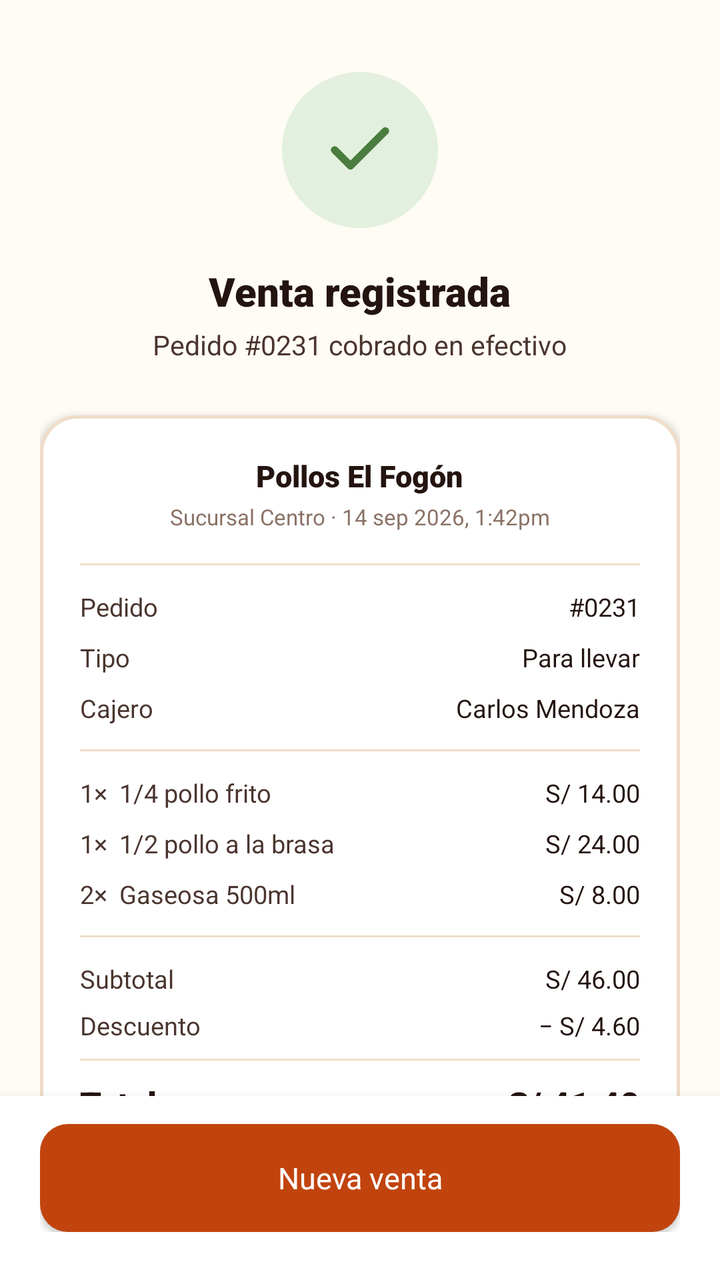
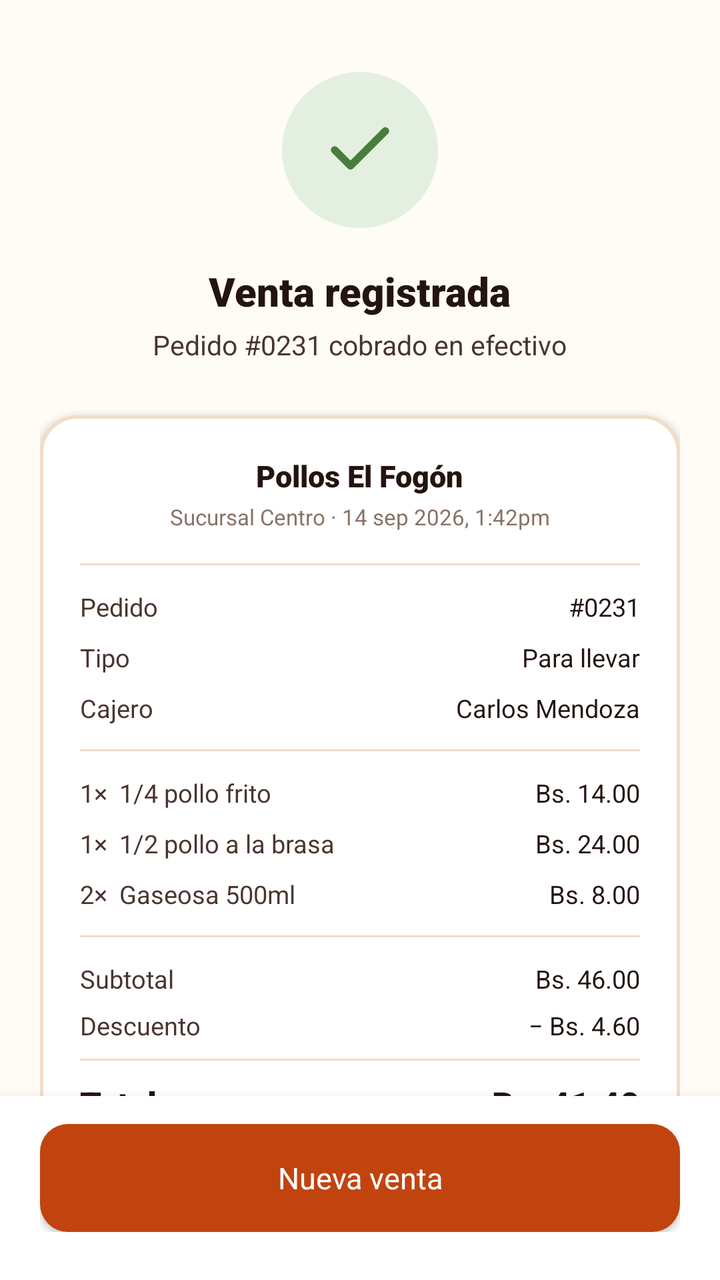

Screens rendered from an Android XML layout before and after an edit, with the pre-edit source and the edit as a unified diff.
<!-- AndroidManifest.xml: application theme Theme.Pollogithub -->
<!-- res/layout/activity_recibo.xml -->
<?xml version="1.0" encoding="utf-8"?>
<androidx.constraintlayout.widget.ConstraintLayout xmlns:android="http://schemas.android.com/apk/res/android"
    xmlns:app="http://schemas.android.com/apk/res-auto"
    xmlns:tools="http://schemas.android.com/tools"
    android:id="@+id/mainRecibo"
    android:layout_width="match_parent"
    android:layout_height="match_parent"
    android:background="@color/paper_50"
    tools:context=".ReciboActivity">

    
    <androidx.core.widget.NestedScrollView
        android:layout_width="match_parent"
        android:layout_height="0dp"
        android:clipToPadding="false"
        android:paddingBottom="20dp"
        app:layout_constraintBottom_toTopOf="@id/footerRecibo"
        app:layout_constraintTop_toTopOf="parent">

        <LinearLayout
            android:layout_width="match_parent"
            android:layout_height="wrap_content"
            android:gravity="center_horizontal"
            android:orientation="vertical"
            android:paddingHorizontal="20dp"
            android:paddingTop="36dp">

            
            <FrameLayout
                android:layout_width="78dp"
                android:layout_height="78dp"
                android:layout_marginBottom="18dp"
                android:background="@drawable/bg_check_circle">

                <ImageView
                    android:layout_width="38dp"
                    android:layout_height="38dp"
                    android:layout_gravity="center"
                    android:contentDescription="@string/title_receipt_success"
                    android:src="@drawable/ic_check_green" />
            </FrameLayout>

            
            <TextView
                android:id="@+id/tvTitleReceipt"
                android:layout_width="wrap_content"
                android:layout_height="wrap_content"
                android:fontFamily="sans-serif-black"
                android:text="@string/title_receipt_success"
                android:textColor="@color/char_900"
                android:textSize="20sp" />

            
            <TextView
                android:id="@+id/tvSubtitleReceipt"
                android:layout_width="wrap_content"
                android:layout_height="wrap_content"
                android:layout_marginTop="4dp"
                android:layout_marginBottom="26dp"
                android:fontFamily="sans-serif"
                android:text="Pedido #0231 cobrado en efectivo"
                android:textColor="@color/char_700"
                android:textSize="13.5sp" />

            
            <LinearLayout
                android:id="@+id/receiptCard"
                android:layout_width="match_parent"
                android:layout_height="wrap_content"
                android:background="@drawable/bg_receipt_card"
                android:elevation="2dp"
                android:orientation="vertical"
                android:padding="20dp">

                
                <LinearLayout
                    android:layout_width="match_parent"
                    android:layout_height="wrap_content"
                    android:gravity="center_horizontal"
                    android:orientation="vertical"
                    android:paddingBottom="16dp">

                    <TextView
                        android:id="@+id/tvReceiptBizName"
                        android:layout_width="wrap_content"
                        android:layout_height="wrap_content"
                        android:fontFamily="sans-serif-black"
                        android:text="@string/receipt_biz_name"
                        android:textColor="@color/char_900"
                        android:textSize="15sp" />

                    <TextView
                        android:id="@+id/tvReceiptMeta"
                        android:layout_width="wrap_content"
                        android:layout_height="wrap_content"
                        android:layout_marginTop="3dp"
                        android:fontFamily="sans-serif"
                        android:text="Sucursal Centro · 14 sep 2026, 1:42pm"
                        android:textColor="@color/char_400"
                        android:textSize="11sp" />
                </LinearLayout>

                <View
                    android:layout_width="match_parent"
                    android:layout_height="1dp"
                    android:background="@color/line_color" />

                
                <LinearLayout
                    android:layout_width="match_parent"
                    android:layout_height="wrap_content"
                    android:orientation="vertical"
                    android:paddingVertical="12dp">

                    <RelativeLayout
                        android:layout_width="match_parent"
                        android:layout_height="wrap_content"
                        android:layout_marginBottom="8dp">

                        <TextView
                            android:layout_width="wrap_content"
                            android:layout_height="wrap_content"
                            android:fontFamily="sans-serif"
                            android:text="@string/receipt_label_order"
                            android:textColor="@color/char_700"
                            android:textSize="12.5sp" />

                        <TextView
                            android:id="@+id/tvReceiptOrderNum"
                            android:layout_width="wrap_content"
                            android:layout_height="wrap_content"
                            android:layout_alignParentEnd="true"
                            android:fontFamily="sans-serif-bold"
                            android:text="#0231"
                            android:textColor="@color/char_900"
                            android:textSize="12.5sp" />
                    </RelativeLayout>

                    <RelativeLayout
                        android:layout_width="match_parent"
                        android:layout_height="wrap_content"
                        android:layout_marginBottom="8dp">

                        <TextView
                            android:layout_width="wrap_content"
                            android:layout_height="wrap_content"
                            android:fontFamily="sans-serif"
                            android:text="@string/receipt_label_type"
                            android:textColor="@color/char_700"
                            android:textSize="12.5sp" />

                        <TextView
                            android:id="@+id/tvReceiptOrderType"
                            android:layout_width="wrap_content"
                            android:layout_height="wrap_content"
                            android:layout_alignParentEnd="true"
                            android:fontFamily="sans-serif-bold"
                            android:text="@string/receipt_type_takeaway"
                            android:textColor="@color/char_900"
                            android:textSize="12.5sp" />
                    </RelativeLayout>

                    <RelativeLayout
                        android:layout_width="match_parent"
                        android:layout_height="wrap_content">

                        <TextView
                            android:layout_width="wrap_content"
                            android:layout_height="wrap_content"
                            android:fontFamily="sans-serif"
                            android:text="@string/receipt_label_cashier"
                            android:textColor="@color/char_700"
                            android:textSize="12.5sp" />

                        <TextView
                            android:id="@+id/tvReceiptCashier"
                            android:layout_width="wrap_content"
                            android:layout_height="wrap_content"
                            android:layout_alignParentEnd="true"
                            android:fontFamily="sans-serif-bold"
                            android:text="Carlos Mendoza"
                            android:textColor="@color/char_900"
                            android:textSize="12.5sp" />
                    </RelativeLayout>
                </LinearLayout>

                <View
                    android:layout_width="match_parent"
                    android:layout_height="1dp"
                    android:background="@color/line_color" />

                
                <LinearLayout
                    android:id="@+id/layoutReceiptItems"
                    android:layout_width="match_parent"
                    android:layout_height="wrap_content"
                    android:orientation="vertical"
                    android:paddingVertical="12dp">

                    <RelativeLayout
                        android:layout_width="match_parent"
                        android:layout_height="wrap_content"
                        android:layout_marginBottom="8dp">

                        <TextView
                            android:layout_width="wrap_content"
                            android:layout_height="wrap_content"
                            android:fontFamily="sans-serif"
                            android:text="1×  1/4 pollo frito"
                            android:textColor="@color/char_700"
                            android:textSize="12.5sp" />

                        <TextView
                            android:layout_width="wrap_content"
                            android:layout_height="wrap_content"
                            android:layout_alignParentEnd="true"
                            android:fontFamily="sans-serif-bold"
                            android:text="S/ 14.00"
                            android:textColor="@color/char_900"
                            android:textSize="12.5sp" />
                    </RelativeLayout>

                    <RelativeLayout
                        android:layout_width="match_parent"
                        android:layout_height="wrap_content"
                        android:layout_marginBottom="8dp">

                        <TextView
                            android:layout_width="wrap_content"
                            android:layout_height="wrap_content"
                            android:fontFamily="sans-serif"
                            android:text="1×  1/2 pollo a la brasa"
                            android:textColor="@color/char_700"
                            android:textSize="12.5sp" />

                        <TextView
                            android:layout_width="wrap_content"
                            android:layout_height="wrap_content"
                            android:layout_alignParentEnd="true"
                            android:fontFamily="sans-serif-bold"
                            android:text="S/ 24.00"
                            android:textColor="@color/char_900"
                            android:textSize="12.5sp" />
                    </RelativeLayout>

                    <RelativeLayout
                        android:layout_width="match_parent"
                        android:layout_height="wrap_content">

                        <TextView
                            android:layout_width="wrap_content"
                            android:layout_height="wrap_content"
                            android:fontFamily="sans-serif"
                            android:text="2×  Gaseosa 500ml"
                            android:textColor="@color/char_700"
                            android:textSize="12.5sp" />

                        <TextView
                            android:layout_width="wrap_content"
                            android:layout_height="wrap_content"
                            android:layout_alignParentEnd="true"
                            android:fontFamily="sans-serif-bold"
                            android:text="S/ 8.00"
                            android:textColor="@color/char_900"
                            android:textSize="12.5sp" />
                    </RelativeLayout>
                </LinearLayout>

                <View
                    android:layout_width="match_parent"
                    android:layout_height="1dp"
                    android:background="@color/line_color" />

                
                <LinearLayout
                    android:layout_width="match_parent"
                    android:layout_height="wrap_content"
                    android:orientation="vertical"
                    android:paddingTop="12dp">

                    <RelativeLayout
                        android:layout_width="match_parent"
                        android:layout_height="wrap_content"
                        android:layout_marginBottom="6dp">

                        <TextView
                            android:layout_width="wrap_content"
                            android:layout_height="wrap_content"
                            android:fontFamily="sans-serif"
                            android:text="@string/receipt_label_subtotal"
                            android:textColor="@color/char_700"
                            android:textSize="12.5sp" />

                        <TextView
                            android:id="@+id/tvReceiptSubtotal"
                            android:layout_width="wrap_content"
                            android:layout_height="wrap_content"
                            android:layout_alignParentEnd="true"
                            android:fontFamily="sans-serif"
                            android:text="S/ 46.00"
                            android:textColor="@color/char_900"
                            android:textSize="12.5sp" />
                    </RelativeLayout>

                    <RelativeLayout
                        android:layout_width="match_parent"
                        android:layout_height="wrap_content"
                        android:layout_marginBottom="8dp">

                        <TextView
                            android:layout_width="wrap_content"
                            android:layout_height="wrap_content"
                            android:fontFamily="sans-serif"
                            android:text="@string/receipt_label_discount"
                            android:textColor="@color/char_700"
                            android:textSize="12.5sp" />

                        <TextView
                            android:id="@+id/tvReceiptDiscount"
                            android:layout_width="wrap_content"
                            android:layout_height="wrap_content"
                            android:layout_alignParentEnd="true"
                            android:fontFamily="sans-serif"
                            android:text="− S/ 4.60"
                            android:textColor="@color/char_900"
                            android:textSize="12.5sp" />
                    </RelativeLayout>

                    <View
                        android:layout_width="match_parent"
                        android:layout_height="1dp"
                        android:background="@color/line_color" />

                    
                    <RelativeLayout
                        android:layout_width="match_parent"
                        android:layout_height="wrap_content"
                        android:layout_marginTop="10dp"
                        android:layout_marginBottom="12dp">

                        <TextView
                            android:layout_width="wrap_content"
                            android:layout_height="wrap_content"
                            android:fontFamily="sans-serif-black"
                            android:text="@string/receipt_label_total"
                            android:textColor="@color/char_900"
                            android:textSize="17sp" />

                        <TextView
                            android:id="@+id/tvReceiptGrandTotal"
                            android:layout_width="wrap_content"
                            android:layout_height="wrap_content"
                            android:layout_alignParentEnd="true"
                            android:fontFamily="sans-serif-black"
                            android:text="S/ 41.40"
                            android:textColor="@color/char_900"
                            android:textSize="17sp" />
                    </RelativeLayout>

                    <RelativeLayout
                        android:layout_width="match_parent"
                        android:layout_height="wrap_content"
                        android:layout_marginBottom="6dp">

                        <TextView
                            android:layout_width="wrap_content"
                            android:layout_height="wrap_content"
                            android:fontFamily="sans-serif"
                            android:text="@string/receipt_label_received"
                            android:textColor="@color/char_700"
                            android:textSize="12.5sp" />

                        <TextView
                            android:id="@+id/tvReceiptAmountReceived"
                            android:layout_width="wrap_content"
                            android:layout_height="wrap_content"
                            android:layout_alignParentEnd="true"
                            android:fontFamily="sans-serif"
                            android:text="S/ 50.00"
                            android:textColor="@color/char_900"
                            android:textSize="12.5sp" />
                    </RelativeLayout>

                    <RelativeLayout
                        android:layout_width="match_parent"
                        android:layout_height="wrap_content">

                        <TextView
                            android:layout_width="wrap_content"
                            android:layout_height="wrap_content"
                            android:fontFamily="sans-serif"
                            android:text="@string/receipt_label_change"
                            android:textColor="@color/char_700"
                            android:textSize="12.5sp" />

                        <TextView
                            android:id="@+id/tvReceiptChange"
                            android:layout_width="wrap_content"
                            android:layout_height="wrap_content"
                            android:layout_alignParentEnd="true"
                            android:fontFamily="sans-serif"
                            android:text="S/ 8.60"
                            android:textColor="@color/char_900"
                            android:textSize="12.5sp" />
                    </RelativeLayout>
                </LinearLayout>
            </LinearLayout>

            
            <LinearLayout
                android:layout_width="match_parent"
                android:layout_height="wrap_content"
                android:layout_marginTop="22dp"
                android:orientation="horizontal">

                <androidx.appcompat.widget.AppCompatButton
                    android:id="@+id/btnPrintReceipt"
                    android:layout_width="0dp"
                    android:layout_height="48dp"
                    android:layout_marginEnd="10dp"
                    android:layout_weight="1"
                    android:background="@drawable/bg_btn_outline"
                    android:drawableStart="@drawable/ic_printer"
                    android:drawablePadding="8dp"
                    android:fontFamily="sans-serif-bold"
                    android:paddingHorizontal="14dp"
                    android:text="@string/btn_print"
                    android:textAllCaps="false"
                    android:textColor="@color/char_700"
                    android:textSize="13.5sp" />

                <androidx.appcompat.widget.AppCompatButton
                    android:id="@+id/btnWhatsappReceipt"
                    android:layout_width="0dp"
                    android:layout_height="48dp"
                    android:layout_weight="1"
                    android:background="@drawable/bg_btn_outline"
                    android:drawableStart="@drawable/ic_whatsapp"
                    android:drawablePadding="8dp"
                    android:fontFamily="sans-serif-bold"
                    android:paddingHorizontal="14dp"
                    android:text="@string/btn_whatsapp"
                    android:textAllCaps="false"
                    android:textColor="@color/char_700"
                    android:textSize="13.5sp" />
            </LinearLayout>

        </LinearLayout>
    </androidx.core.widget.NestedScrollView>

    
    <FrameLayout
        android:id="@+id/footerRecibo"
        android:layout_width="match_parent"
        android:layout_height="wrap_content"
        android:background="@color/white"
        android:elevation="8dp"
        android:paddingHorizontal="20dp"
        android:paddingTop="14dp"
        android:paddingBottom="24dp"
        app:layout_constraintBottom_toBottomOf="parent"
        app:layout_constraintEnd_toEndOf="parent"
        app:layout_constraintStart_toStartOf="parent">

        <androidx.appcompat.widget.AppCompatButton
            android:id="@+id/btnNewSale"
            android:layout_width="match_parent"
            android:layout_height="54dp"
            android:background="@drawable/bg_button_primary"
            android:elevation="4dp"
            android:fontFamily="sans-serif-bold"
            android:text="@string/btn_new_sale"
            android:textAllCaps="false"
            android:textColor="@color/white"
            android:textSize="15sp" />
    </FrameLayout>

</androidx.constraintlayout.widget.ConstraintLayout>
<!-- resources referenced by this layout -->
<resources>
  <color name="char_400">#8A7266</color>
  <color name="char_700">#4A352E</color>
  <color name="char_900">#241410</color>
  <color name="line_color">#F0DDC9</color>
  <color name="paper_50">#FFFBF5</color>
  <color name="white">#FFFFFFFF</color>
  <!-- drawable bg_btn_outline (drawable) -->
  <?xml version="1.0" encoding="utf-8"?>
  <ripple xmlns:android="http://schemas.android.com/apk/res/android"
      android:color="#1AE8590C">
      <item>
          <shape android:shape="rectangle">
              <solid android:color="@color/white" />
              <stroke
                  android:width="1.5dp"
                  android:color="@color/line_color" />
              <corners android:radius="14dp" />
          </shape>
      </item>
  </ripple>
  <!-- drawable bg_button_primary (drawable) -->
  <?xml version="1.0" encoding="utf-8"?>
  <ripple xmlns:android="http://schemas.android.com/apk/res/android"
      android:color="#33FFFFFF">
      <item>
          <shape android:shape="rectangle">
              <solid android:color="@color/ember_600" />
              <corners android:radius="14dp" />
          </shape>
      </item>
  </ripple>
  <!-- drawable bg_check_circle (drawable) -->
  <?xml version="1.0" encoding="utf-8"?>
  <shape xmlns:android="http://schemas.android.com/apk/res/android"
      android:shape="oval">
      <solid android:color="@color/ok_100" />
  </shape>
  <!-- drawable bg_receipt_card (drawable) -->
  <?xml version="1.0" encoding="utf-8"?>
  <shape xmlns:android="http://schemas.android.com/apk/res/android"
      android:shape="rectangle">
      <solid android:color="@color/white" />
      <stroke
          android:width="1.5dp"
          android:color="@color/line_color" />
      <corners android:radius="18dp" />
  </shape>
  <!-- drawable ic_check_green (drawable) -->
  <?xml version="1.0" encoding="utf-8"?>
  <vector xmlns:android="http://schemas.android.com/apk/res/android"
      android:width="38dp"
      android:height="38dp"
      android:viewportWidth="24"
      android:viewportHeight="24">
      <path
          android:pathData="M20,6L9,17l-5,-5"
          android:strokeColor="#4A7C3F"
          android:strokeWidth="2.4"
          android:strokeLineCap="round"
          android:strokeLineJoin="round"/>
  </vector>
  <string name="btn_new_sale">Nueva venta</string>
  <string name="btn_print">Imprimir</string>
  <string name="btn_whatsapp">Enviar WhatsApp</string>
  <string name="receipt_biz_name">Pollos El Fogón</string>
  <string name="receipt_label_cashier">Cajero</string>
  <string name="receipt_label_change">Vuelto</string>
  <string name="receipt_label_discount">Descuento</string>
  <string name="receipt_label_order">Pedido</string>
  <string name="receipt_label_received">Recibido</string>
  <string name="receipt_label_subtotal">Subtotal</string>
  <string name="receipt_label_total">Total</string>
  <string name="receipt_label_type">Tipo</string>
  <string name="receipt_type_takeaway">Para llevar</string>
  <string name="title_receipt_success">Venta registrada</string>
  <style name="Theme.Pollogithub" parent="Base.Theme.Pollogithub" />
  <color name="ember_600">#C1440E</color>
  <color name="ok_100">#E3F0DF</color>
  <style name="Base.Theme.Pollogithub" parent="Theme.Material3.DayNight.NoActionBar">
          <item name="android:windowBackground">@color/paper_50</item>
          <item name="android:statusBarColor">@android:color/transparent</item>
          <item name="android:navigationBarColor">@color/white</item>
          <item name="android:windowLightStatusBar">true</item>
          <item name="android:windowLightNavigationBar">true</item>
      </style>
  <!-- unchanged entries left out for length: 2 -->
</resources>

<!-- the commit's change to res/layout/activity_recibo.xml (unified diff, before → after) -->
@@ -215,7 +215,7 @@
                             android:layout_height="wrap_content"
                             android:layout_alignParentEnd="true"
                             android:fontFamily="sans-serif-bold"
-                            android:text="S/ 14.00"
+                            android:text="Bs. 14.00"
                             android:textColor="@color/char_900"
                             android:textSize="12.5sp" />
                     </RelativeLayout>
@@ -238,7 +238,7 @@
                             android:layout_height="wrap_content"
                             android:layout_alignParentEnd="true"
                             android:fontFamily="sans-serif-bold"
-                            android:text="S/ 24.00"
+                            android:text="Bs. 24.00"
                             android:textColor="@color/char_900"
                             android:textSize="12.5sp" />
                     </RelativeLayout>
@@ -260,7 +260,7 @@
                             android:layout_height="wrap_content"
                             android:layout_alignParentEnd="true"
                             android:fontFamily="sans-serif-bold"
-                            android:text="S/ 8.00"
+                            android:text="Bs. 8.00"
                             android:textColor="@color/char_900"
                             android:textSize="12.5sp" />
                     </RelativeLayout>
@@ -297,7 +297,7 @@
                             android:layout_height="wrap_content"
                             android:layout_alignParentEnd="true"
                             android:fontFamily="sans-serif"
-                            android:text="S/ 46.00"
+                            android:text="Bs. 46.00"
                             android:textColor="@color/char_900"
                             android:textSize="12.5sp" />
                     </RelativeLayout>
@@ -321,7 +321,7 @@
                             android:layout_height="wrap_content"
                             android:layout_alignParentEnd="true"
                             android:fontFamily="sans-serif"
-                            android:text="− S/ 4.60"
+                            android:text="− Bs. 4.60"
                             android:textColor="@color/char_900"
                             android:textSize="12.5sp" />
                     </RelativeLayout>
@@ -352,7 +352,7 @@
                             android:layout_height="wrap_content"
                             android:layout_alignParentEnd="true"
                             android:fontFamily="sans-serif-black"
-                            android:text="S/ 41.40"
+                            android:text="Bs. 41.40"
                             android:textColor="@color/char_900"
                             android:textSize="17sp" />
                     </RelativeLayout>
@@ -376,7 +376,7 @@
                             android:layout_height="wrap_content"
                             android:layout_alignParentEnd="true"
                             android:fontFamily="sans-serif"
-                            android:text="S/ 50.00"
+                            android:text="Bs. 50.00"
                             android:textColor="@color/char_900"
                             android:textSize="12.5sp" />
                     </RelativeLayout>
@@ -399,7 +399,7 @@
                             android:layout_height="wrap_content"
                             android:layout_alignParentEnd="true"
                             android:fontFamily="sans-serif"
-                            android:text="S/ 8.60"
+                            android:text="Bs. 8.60"
                             android:textColor="@color/char_900"
                             android:textSize="12.5sp" />
                     </RelativeLayout>
